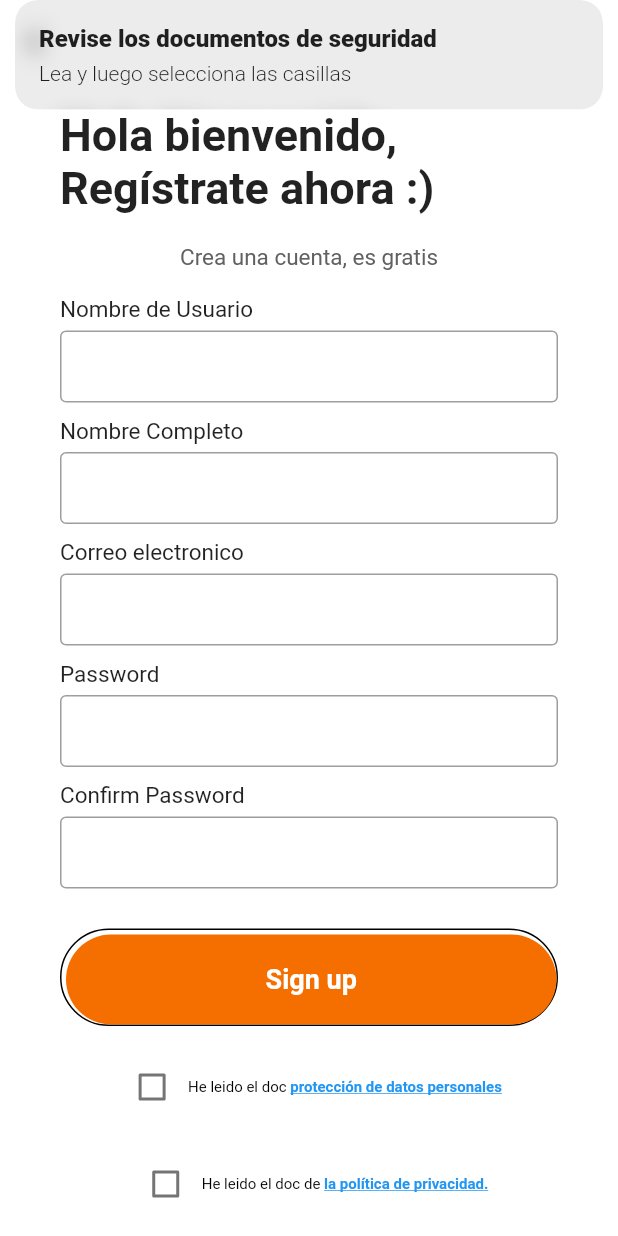
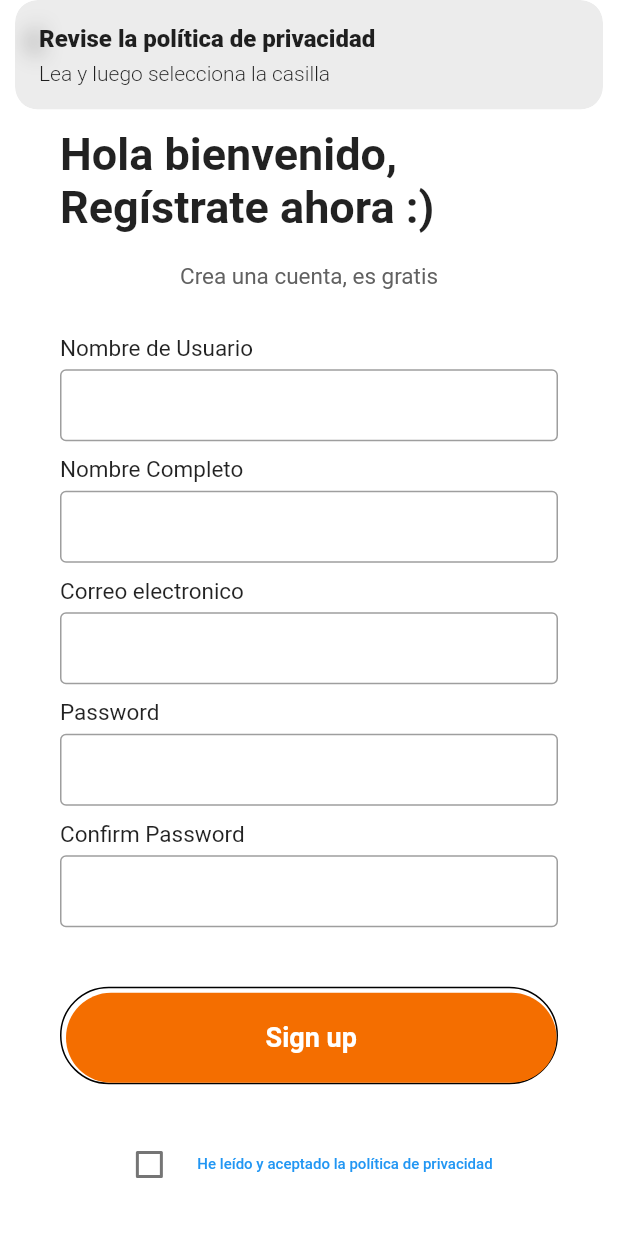
Before and after one commit to Rod17455/app_inventario, a Flutter app: the RegisterPage screen opened by its route, after a tap on "Sign up", on a phone screen of 412 x 824 dp. Run offline on Flutter 3.47's test engine with Material 2 defaults, Android fonts, the light colour scheme and no system bars; our stand-ins replace get.

Commit message:
Implemento de documento de privacidad

```diff
--- a/lib/usuario/pages/register/register_page.dart
+++ b/lib/usuario/pages/register/register_page.dart
@@ -4,6 +4,7 @@ import 'package:flutter/material.dart';
 import 'package:flutter/services.dart';
 import 'package:get/get.dart';
 import 'package:url_launcher/link.dart';
+import 'package:url_launcher/url_launcher.dart';
 
 class RegisterPage extends StatefulWidget {
   RegisterController con = Get.put(RegisterController());
@@ -15,6 +16,7 @@ class RegisterPage extends StatefulWidget {
 class _RegisterPageState extends State<RegisterPage> {
   bool isChecked1 = false;
   bool isChecked2 = false;
+  final Uri _url = Uri.parse('https://drive.google.com/file/d/1H5Vrm8MeUh_Hl9DRw0VjBJKgTJdQtQ9o/view?usp=drive_link');
 
   void printMessage(){
     print("Accepted the agreement");
@@ -86,10 +88,10 @@ class _RegisterPageState extends State<RegisterPage> {
                   height: 60,
                   onPressed: () {
                     setState(() {
-                      if(isChecked1 && isChecked2){
+                      if(isChecked1){
                         widget.con.register();
                       } else {
-                        Get.snackbar("Revise los documentos de seguridad", 'Lea y luego selecciona las casillas');
+                        Get.snackbar("Revise la política de privacidad", 'Lea y luego selecciona la casilla');
                       }
                     });
                   },
@@ -120,73 +122,17 @@ class _RegisterPageState extends State<RegisterPage> {
                       });
                     },
                   ),
-                  Link(
-                    uri: Uri.parse('https://androidride.com'),
-                    builder: (context, followLink) {
-                      return RichText(
-                        text: TextSpan(children: [
-                          TextSpan(
-                            text: 'He leido el doc ',
-                            style: TextStyle(
-                              color: Colors.black,
-                              fontSize: 10
-                            ),
-                          ),
-                          TextSpan(
-                            text: 'protección de datos personales',
-                            style: TextStyle(
-                              color: Colors.blue,
-                              decoration: TextDecoration.underline,
-                              fontWeight: FontWeight.bold,
-                              fontSize: 10
-                            ),
-                            recognizer: TapGestureRecognizer()
-                              ..onTap = followLink,
-                          ),
-                        ]),
-                      );
+                  TextButton(
+                    onPressed: (){
+                      _launchUrl();
                     },
+                    child:const Text("He leído y aceptado la política de privacidad",
+                      style: TextStyle(
+                         fontSize: 10,
+                      ),
+                    )
                   )
-                ],
-              ),
-              Row(
-                mainAxisAlignment: MainAxisAlignment.center,
-                children: <Widget>[
-                  Checkbox(
-                    value: isChecked2,
-                    onChanged: (bool? newValue){
-                      setState(() {
-                        isChecked2 = newValue!;
-                      });
-                    },
-                  ),
-                  Link(
-                    uri: Uri.parse('https://androidride.com'),
-                    builder: (context, followLink) {
-                      return RichText(
-                        text: TextSpan(children: [
-                          TextSpan(
-                            text: 'He leido el doc de ',
-                            style: TextStyle(
-                              color: Colors.black,
-                              fontSize: 10
-                            ),
-                          ),
-                          TextSpan(
-                            text: 'la política de privacidad.',
-                            style: TextStyle(
-                              color: Colors.blue,
-                              decoration: TextDecoration.underline,
-                              fontWeight: FontWeight.bold,
-                              fontSize: 10
-                            ),
-                            recognizer: TapGestureRecognizer()
-                              ..onTap = followLink,
-                          ),
-                        ]),
-                      );
-                    },
-                  )
+
                 ],
               )
             ],
@@ -199,6 +145,12 @@ class _RegisterPageState extends State<RegisterPage> {
       ),
 
     );
+  }
+
+  Future<void> _launchUrl() async {
+    if (!await launchUrl(_url)) {
+      throw Exception('Could not launch $_url');
+    }
   }
 
   Widget _textFieldEmail({label, obscureText = false}) {
```
